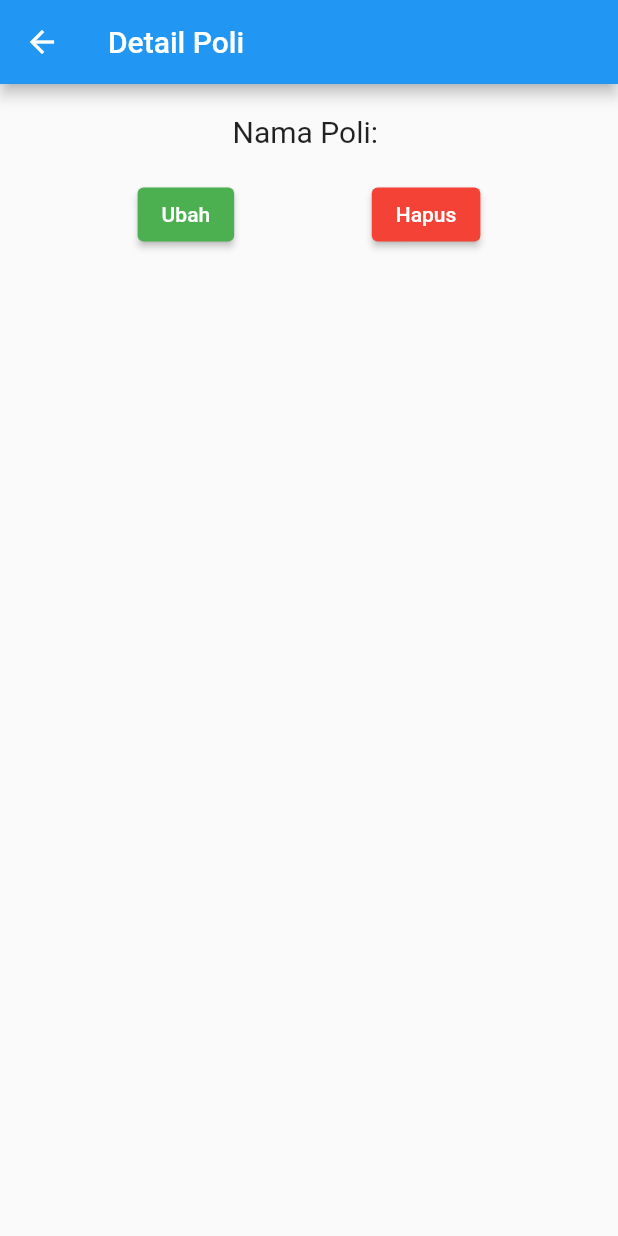
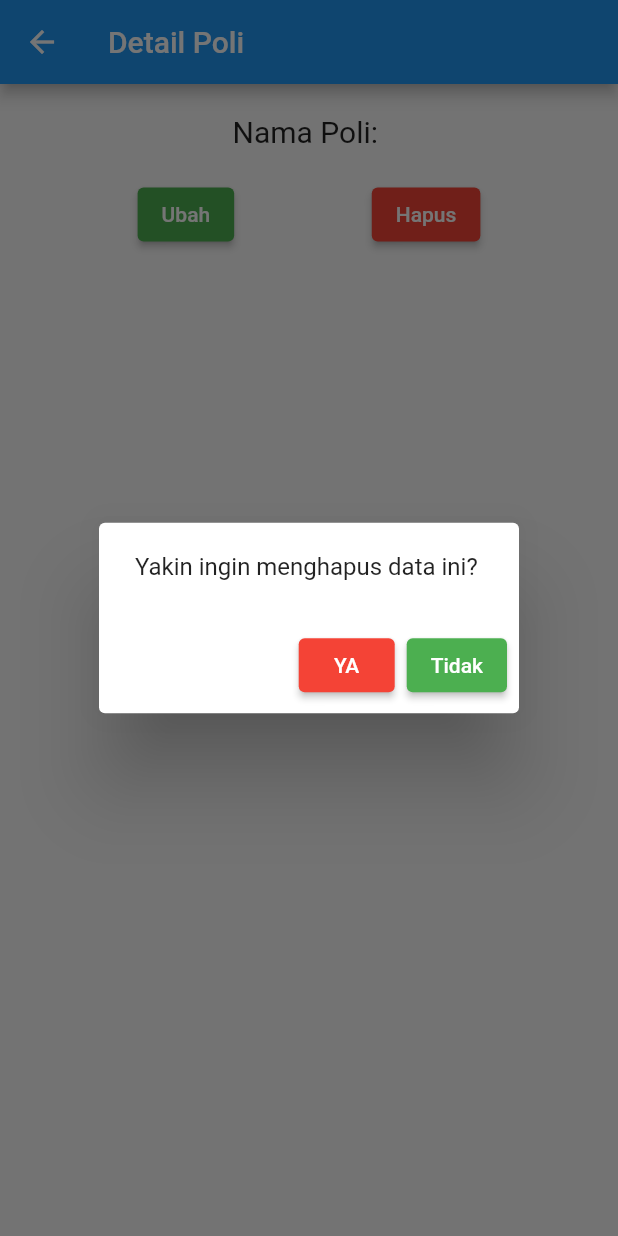
Before and after one commit to ishaqzain/smartklinik, a Flutter app: the PoliUpdateForm screen opened directly with empty values, after a tap on "Simpan Perubahan", after a tap on "Hapus", on a phone screen of 412 x 824 dp. Run offline on Flutter 3.47's test engine with Material 2 defaults, Android fonts, the light colour scheme and no system bars.

Commit message:
add: hapus & ubah

```diff
--- a/lib/ui/poli/poli_detail.dart
+++ b/lib/ui/poli/poli_detail.dart
@@ -1,11 +1,12 @@
 import 'package:flutter/material.dart';
 import 'package:smartklinik/model/poli.dart';
+import 'package:smartklinik/ui/poli/poli_page.dart';
+import 'package:smartklinik/ui/poli/poli_update_form.dart';
 
 class PoliDetail extends StatefulWidget {
   final Poli poli;
   const PoliDetail({super.key, required this.poli});
 
-  @override
   @override
   State<PoliDetail> createState() => _PoliDetailState();
 }
@@ -25,20 +26,66 @@ class _PoliDetailState extends State<PoliDetail> {
           Row(
             mainAxisAlignment: MainAxisAlignment.spaceEvenly,
             children: [
-              ElevatedButton(
-                onPressed: () {},
-                style: ElevatedButton.styleFrom(backgroundColor: Colors.green ),
-                child: const Text('Ubah'),
-              ),
-              ElevatedButton(
-                onPressed: () {},
-                style: ElevatedButton.styleFrom(backgroundColor: Colors.red ),
-                child: const Text('Hapus'),
-              ),
+              _tombolUbah(),
+              _tombolHapus()
             ]
           )
         ],
       ),
     );
   }
+  // tombol ubah
+  _tombolUbah() {
+    return ElevatedButton(
+      onPressed: () {
+        Navigator.push( context,
+          MaterialPageRoute(builder: (context) =>
+            PoliUpdateForm(poli: widget.poli)
+          )
+        );
+      },
+      style: ElevatedButton.styleFrom(
+        backgroundColor: Colors.green
+      ),
+      child: const Text("Ubah"),
+    );
+  }
+  // tombol hapus
+  _tombolHapus(){
+    return ElevatedButton(
+      onPressed: () {
+        AlertDialog alertDialog = AlertDialog(
+          content: const Text("Yakin ingin menghapus data ini?"),
+          actions: [
+            ElevatedButton(
+              onPressed: (){
+                Navigator.pop(context);
+                Navigator.pushReplacement(context,
+                  MaterialPageRoute(builder: (context) => const PoliPage())
+                );
+              },
+              style: ElevatedButton.styleFrom(
+                backgroundColor: Colors.red
+              ),
+              child: const Text("YA"),
+            ),
+            ElevatedButton(
+              onPressed: (){
+                Navigator.pop(context);
+              },
+                style: ElevatedButton.styleFrom(
+                  backgroundColor: Colors.green
+                ),
+              child: const Text("Tidak"),
+            )
+          ],
+        );
+        showDialog(context: context, builder: (context) => alertDialog);
+      },
+      style: ElevatedButton.styleFrom(
+        backgroundColor: Colors.red
+      ),
+      child: const Text("Hapus"),
+    );
+  }
 }
--- a/lib/ui/poli/poli_update_form.dart
+++ b/lib/ui/poli/poli_update_form.dart
@@ -14,7 +14,6 @@ class _PoliUpdateFormState extends State<PoliUpdateForm> {
   final _formKey = GlobalKey<FormState>();
   final _namPoliCtrl = TextEditingController();
 
-  @override
   void iniSate() {
     super.initState();
     setState(() {
@@ -25,7 +24,7 @@ class _PoliUpdateFormState extends State<PoliUpdateForm> {
   @override
   Widget build(BuildContext context) {
     return Scaffold(
-      appBar: AppBar(title: Text('Tambah poli'),),
+      appBar: AppBar(title: const Text('Ubah Poli'),),
       body: SingleChildScrollView(
         child: Form(
           key: _formKey,
```
